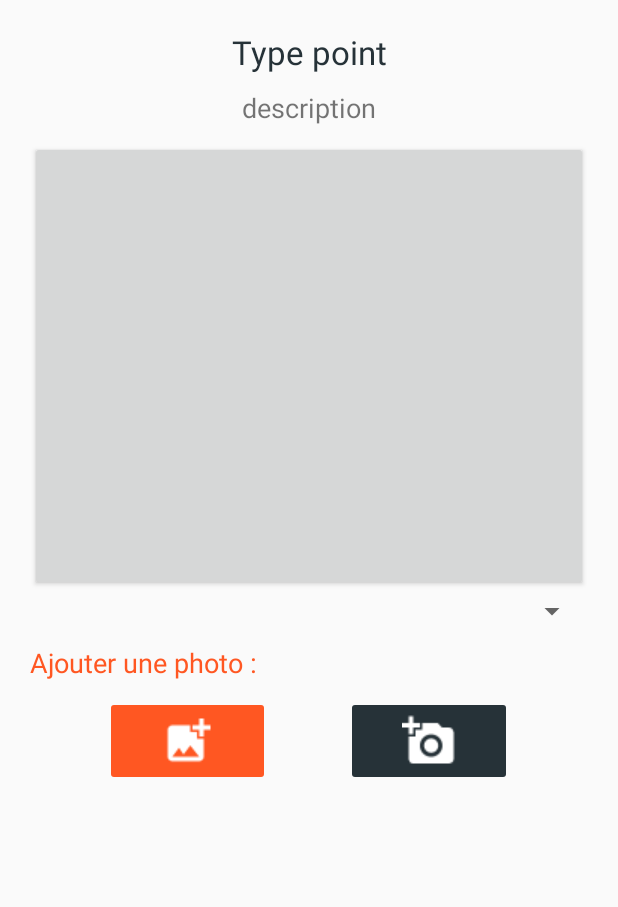
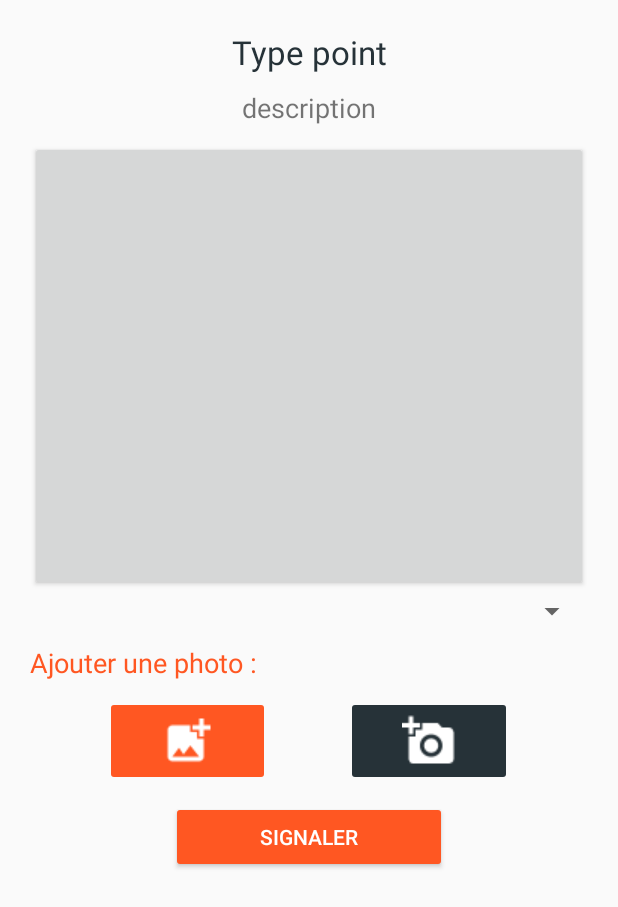
Before and after one commit to Lanes6/detentApi, an Android app: the layout affichage_point_arbre.xml on its own in the app's theme, with its tools: preview values and no code run, on a phone screen of 412 x 824 dp. Shown: the top 907 px of the screen. Run offline under Robolectric (Android 15) with nearby library versions, the phone set to English and light mode, and no system bars; plain views replace GifImageButton.

Commit message:
version final

```diff
--- a/app/build.gradle
+++ b/app/build.gradle
@@ -13,7 +13,8 @@ android {
     }
     buildTypes {
         release {
-            minifyEnabled false
+            minifyEnabled true
+            shrinkResources true
             proguardFiles getDefaultProguardFile('proguard-android-optimize.txt'), 'proguard-rules.pro'
         }
     }
--- a/app/src/main/res/layout/affichage_point_arbre.xml
+++ b/app/src/main/res/layout/affichage_point_arbre.xml
@@ -111,4 +111,28 @@
             android:layout_weight="1" />
     </LinearLayout>
 
+    <LinearLayout
+        android:layout_width="match_parent"
+        android:layout_height="wrap_content"
+        android:orientation="horizontal">
+
+        <Space
+            android:layout_width="wrap_content"
+            android:layout_height="wrap_content"
+            android:layout_weight="1" />
+
+        <Button
+            android:id="@+id/button_report_point"
+            style="@style/Widget.AppCompat.Button.Colored"
+            android:layout_width="wrap_content"
+            android:layout_height="wrap_content"
+            android:layout_weight="1"
+            android:text="Signaler" />
+
+        <Space
+            android:layout_width="wrap_content"
+            android:layout_height="wrap_content"
+            android:layout_weight="1" />
+    </LinearLayout>
+
 </LinearLayout>
```
Also changed, not shown: app/src/main/java/com/example/sig/MainActivity.java (+88 -15 lines), app/src/main/java/com/example/sig/Objects/Object.java (+9 -0 lines), app/src/main/res/xml/network_security_config.xml (+9 -3 lines).
